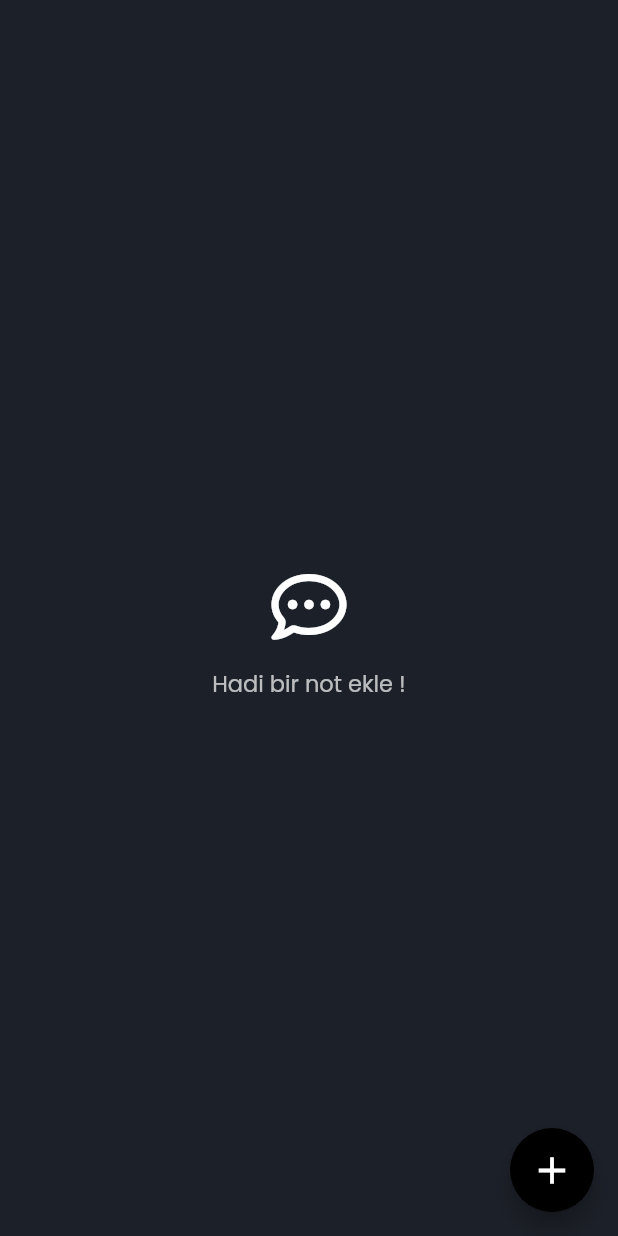
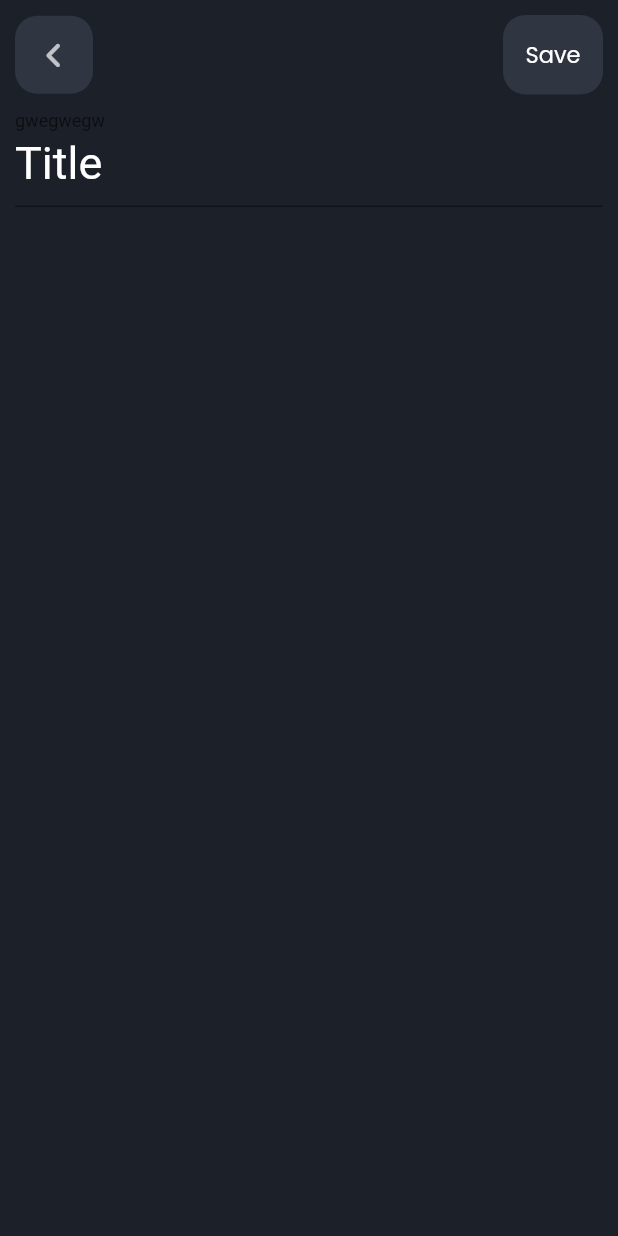
Before and after one commit to omrkara0/note_app, a Flutter app: the screen it shows after launch, scrolled down 56 dp, after a tap on the "add" icon, on a phone screen of 412 x 824 dp. Run offline on Flutter 3.47's test engine with Material 2 defaults, Android fonts, the phone set to English and light mode, and no system bars; our stand-ins replace cloud_firestore, firebase_core, font_awesome_flutter, google_fonts; accounts and stored records are empty.

Commit message:
some changes

```diff
--- a/lib/constants.dart
+++ b/lib/constants.dart
@@ -7,6 +7,7 @@ final titleStyle_small = GoogleFonts.poppins(fontSize: 28, color: Colors.white);
 final titleStyle2 = GoogleFonts.poppins(fontSize: 15, color: Colors.white70);
 final contentStyle = GoogleFonts.poppins(fontSize: 18, color: Colors.white);
 final datestyle = GoogleFonts.poppins(fontSize: 15);
+final savestyle = GoogleFonts.poppins(fontSize: 15, color: Colors.white);
 
 List<Color> colorlist = [
   Color(0xFFD4F6CC),
--- /dev/null
+++ b/lib/view/addPage.dart
@@ -0,0 +1,31 @@
+import 'package:flutter/material.dart';
+import 'package:note_app/widgets/addTopBar.dart';
+
+import '../constants.dart';
+
+class AddPage extends StatelessWidget {
+  const AddPage({Key? key}) : super(key: key);
+
+  @override
+  Widget build(BuildContext context) {
+    return Scaffold(
+      backgroundColor: scaffoldBackColor,
+      body: SafeArea(
+          child: Padding(
+        padding: const EdgeInsets.all(10.0),
+        child: Column(
+          children: [
+            AddTopBar(),
+            TextField(
+              decoration: InputDecoration(
+                  floatingLabelBehavior: FloatingLabelBehavior.always,
+                  labelText: "gwegwegw",
+                  hintText: "Title",
+                  hintStyle: TextStyle(color: Colors.white, fontSize: 30)),
+            ),
+          ],
+        ),
+      )),
+    );
+  }
+}
--- a/lib/widgets/addButton.dart
+++ b/lib/widgets/addButton.dart
@@ -1,4 +1,5 @@
 import 'package:flutter/material.dart';
+import 'package:note_app/view/addPage.dart';
 
 class AddButton extends StatelessWidget {
   const AddButton({
@@ -9,7 +10,12 @@ class AddButton extends StatelessWidget {
   Widget build(BuildContext context) {
     return FloatingActionButton(
       backgroundColor: Colors.black,
-      onPressed: () {},
+      onPressed: () {
+        Navigator.push(
+          context,
+          MaterialPageRoute(builder: (context) => AddPage()),
+        );
+      },
       child: Icon(Icons.add_sharp, size: 30),
     );
   }
--- /dev/null
+++ b/lib/widgets/addTopBar.dart
@@ -0,0 +1,42 @@
+import 'package:flutter/material.dart';
+import 'package:font_awesome_flutter/font_awesome_flutter.dart';
+import 'package:note_app/constants.dart';
+
+import '../view/homePage.dart';
+
+class AddTopBar extends StatelessWidget {
+  @override
+  Widget build(BuildContext context) {
+    return Row(
+      mainAxisAlignment: MainAxisAlignment.spaceBetween,
+      children: [
+        Container(
+            decoration: BoxDecoration(
+                borderRadius: BorderRadius.circular(15),
+                color: Color.fromARGB(255, 47, 53, 65)),
+            child: Padding(
+              padding: const EdgeInsets.all(2),
+              child: IconButton(
+                  onPressed: () => Navigator.of(context).pushAndRemoveUntil(
+                      MaterialPageRoute(builder: (context) => HomePage()),
+                      (Route<dynamic> route) => false),
+                  icon: FaIcon(
+                    FontAwesomeIcons.angleLeft,
+                    color: Colors.white70,
+                    size: 20,
+                  )),
+            )),
+        Container(
+            decoration: BoxDecoration(
+                borderRadius: BorderRadius.circular(15),
+                color: Color.fromARGB(255, 47, 53, 65)),
+            child: Padding(
+                padding: const EdgeInsets.all(15),
+                child: Text(
+                  "Save",
+                  style: savestyle,
+                ))),
+      ],
+    );
+  }
+}
--- a/lib/widgets/buildNote.dart
+++ b/lib/widgets/buildNote.dart
@@ -1,11 +1,14 @@
 import 'package:flutter/material.dart';
+
 import 'package:intl/intl.dart';
+
 import 'package:note_app/constants.dart';
 import 'package:note_app/view/detailPage.dart';
 
 Widget buildNote(String id, String title, String content, DateTime dateTime,
     Color color, BuildContext context) {
-  String formattedDate = DateFormat('MMMM dd, yyyy').format(dateTime);
+  String formattedDate =
+      DateFormat('MMMM dd, yyyy', Intl.systemLocale).format(dateTime);
 
   return InkWell(
     onTap: () => Navigator.push(
```
Also changed, not shown: pubspec.lock.
